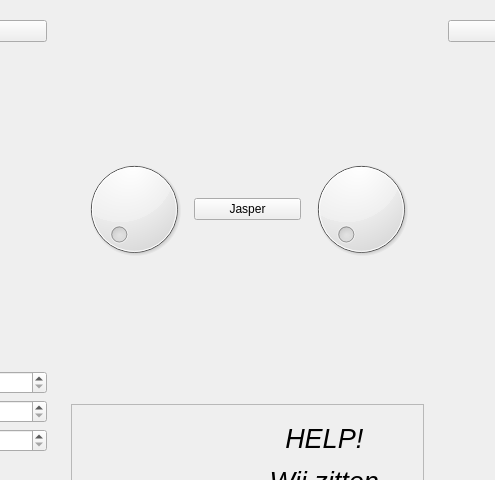
Above: kamer_richel.ui from djog/djog_nanos_2018 before the change; both pictures show x 146 to 641 and y 0 to 480 of the 786 by 802 pixel window. Below: the same form after it.
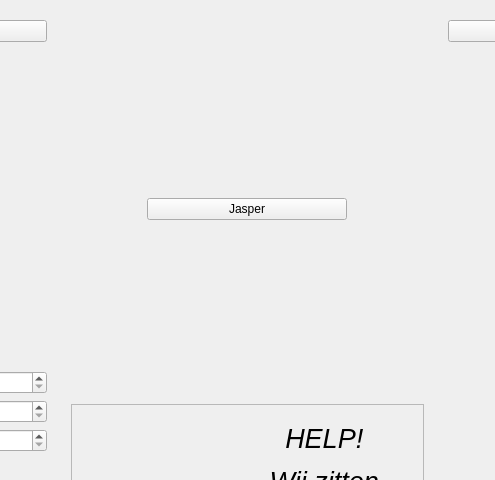
That is the form after the change. Icons and pictures are not drawn.

Commit message: Geen dials in Richel's kamer

```diff
--- a/kamer_richel.ui
+++ b/kamer_richel.ui
@@ -82,9 +82,6 @@
       <item>
        <widget class="QWidget" name="widget_4" native="true">
         <layout class="QHBoxLayout" name="horizontalLayout_2">
-         <item>
-          <widget class="QDial" name="dial"/>
-         </item>
          <item>
           <widget class="QPushButton" name="knop_n">
            <property name="maximumSize">
@@ -98,9 +95,6 @@
            </property>
           </widget>
          </item>
-         <item>
-          <widget class="QDial" name="dial_2"/>
-         </item>
         </layout>
        </widget>
       </item>
```
Left out of the diff: 3 changed lines with no effect on the pictures.
